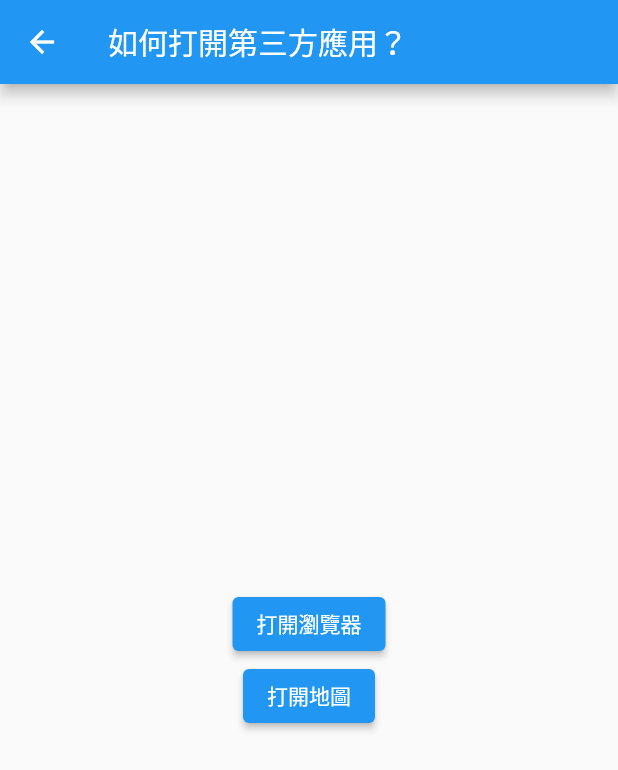
After one commit to frank575/pp, a Flutter app: the LaunchPage screen opened by its route, after a tap on "打開地圖", on a phone screen of 412 x 824 dp. The commit adds this screen. Shown: the top 770 px of the screen. Run offline on Flutter 3.47's test engine with Material 2 defaults, Android fonts, the light colour scheme and no system bars; missing offline and left inert: flutter_color.

Commit message:
feat(flutter_app): 新增LaunchPage

```diff
--- a/dart/flutter_app/lib/flutter_layout_page.dart
+++ b/dart/flutter_app/lib/flutter_layout_page.dart
@@ -1,4 +1,3 @@
-import 'package:flutter/cupertino.dart';
 import 'package:flutter/material.dart';
 
 class FlutterLayoutPage extends StatefulWidget {
@@ -18,7 +17,6 @@ class _FlutterLayoutPageState extends State<FlutterLayoutPage> {
 
   @override
   Widget build(BuildContext context) {
-    var textStyle = TextStyle(fontSize: 20);
     var chiwawa =
         'https://chiwawadog.com/wp-content/uploads/2019/06/6E1AB3A9-8597-4077-BAF4-E27FC3424278-1024x1013.jpeg';
     var chiwawa2 =
--- /dev/null
+++ b/dart/flutter_app/lib/launch_page.dart
@@ -0,0 +1,50 @@
+import 'package:flutter/material.dart';
+import 'package:url_launcher/url_launcher.dart';
+
+const _url = 'https://flutter.dev';
+
+//如何打開第三方應用？
+class LaunchPage extends StatelessWidget {
+  @override
+  Widget build(BuildContext context) {
+    return Scaffold(
+      appBar: AppBar(
+        title: Text('如何打開第三方應用？'),
+        leading: GestureDetector(
+            onTap: () {
+              Navigator.pop(context);
+            },
+            child: Icon(Icons.arrow_back)),
+      ),
+      body: Center(
+        child: Column(
+          mainAxisAlignment: MainAxisAlignment.center,
+          children: [
+            ElevatedButton(onPressed: () => _launchURL(), child: Text('打開瀏覽器')),
+            ElevatedButton(onPressed: () => _launchMap(), child: Text('打開地圖')),
+          ],
+        ),
+      ),
+    );
+  }
+
+  void _launchURL() async => await canLaunch(_url)
+      ? await launch(_url)
+      : throw 'Could not launch $_url';
+
+  void _launchMap() async {
+    // Android
+    const _url = 'geo:52.32,4.917'; // APp提供者的schema
+    if (await canLaunch(_url)) {
+      await launch(_url);
+    } else {
+      // IOS
+      const _url = 'http://maps.apple.com/?ll=52.32,4.917';
+      if (await canLaunch(_url)) {
+        await launch(_url);
+      } else {
+        throw 'Could not launch $_url';
+      }
+    }
+  }
+}
--- a/dart/flutter_app/lib/less_group_page.dart
+++ b/dart/flutter_app/lib/less_group_page.dart
@@ -1,4 +1,3 @@
-import 'package:flutter/cupertino.dart';
 import 'package:flutter/material.dart';
 
 // StatelessWidget與基礎組件
--- a/dart/flutter_app/lib/main.dart
+++ b/dart/flutter_app/lib/main.dart
@@ -1,5 +1,6 @@
 import 'package:flutter/material.dart';
 import 'package:flutter_app/gesture_page.dart';
+import 'package:flutter_app/launch_page.dart';
 import 'package:flutter_app/less_group_page.dart';
 import 'package:flutter_app/plguin_use.dart';
 import 'package:flutter_app/res_page.dart';
@@ -27,6 +28,7 @@ class MyApp extends StatelessWidget {
           'layout': (context) => FlutterLayoutPage(),
           'gesture': (context) => GesturePage(),
           'res': (context) => ResPage(),
+          'launch': (context) => LaunchPage(),
         });
   }
 }
@@ -57,6 +59,7 @@ class _RootNavigatorState extends State<RootNavigator> {
           _item('如何進行Flutter布局開發', FlutterLayoutPage(), 'layout'),
           _item('如何檢測用戶手勢以及處理點擊事件？', GesturePage(), 'gesture'),
           _item('如何導入和使用Flutter的資源文件？', ResPage(), 'res'),
+          _item('如何打開第三方應用？', LaunchPage(), 'launch'),
         ],
       ),
     );
--- a/dart/flutter_app/lib/plguin_use.dart
+++ b/dart/flutter_app/lib/plguin_use.dart
@@ -1,4 +1,3 @@
-import 'package:flutter/cupertino.dart';
 import 'package:flutter/material.dart';
 import 'package:flutter_color/flutter_color.dart';
 
--- a/dart/flutter_app/lib/stateful_group_page.dart
+++ b/dart/flutter_app/lib/stateful_group_page.dart
@@ -1,4 +1,3 @@
-import 'package:flutter/cupertino.dart';
 import 'package:flutter/material.dart';
 
 class StatefulGroup extends StatefulWidget {
```
Also changed, not shown: dart/flutter_app/lib/res_page.dart (+0 -14 lines), dart/flutter_app/pubspec.lock.
